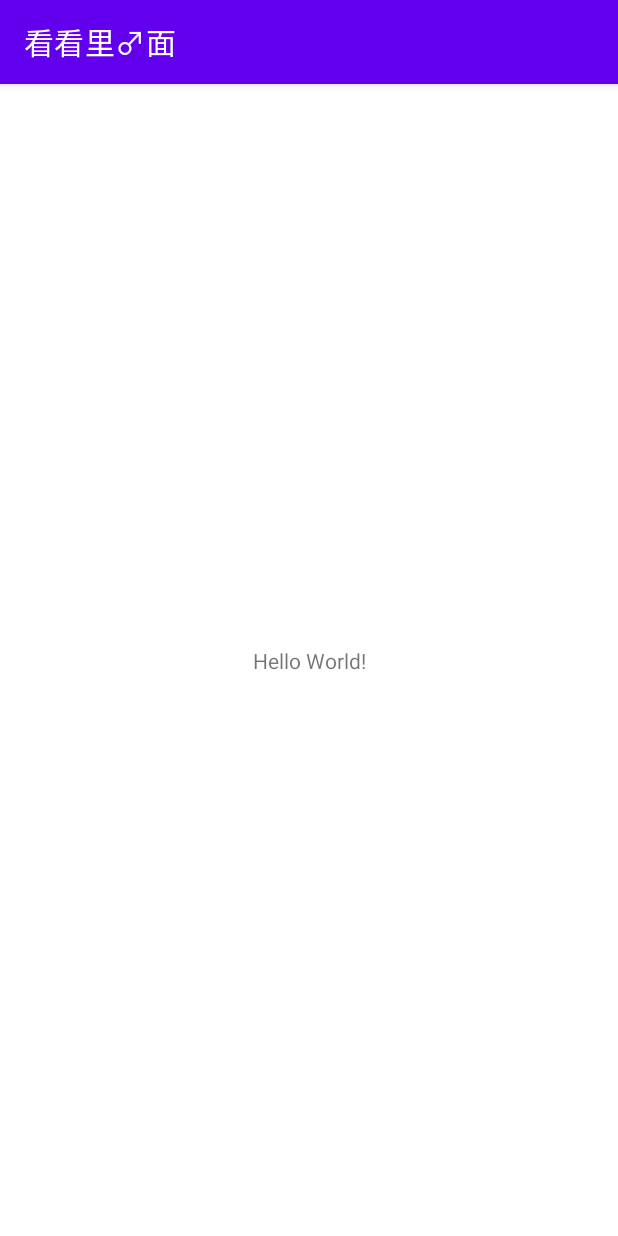
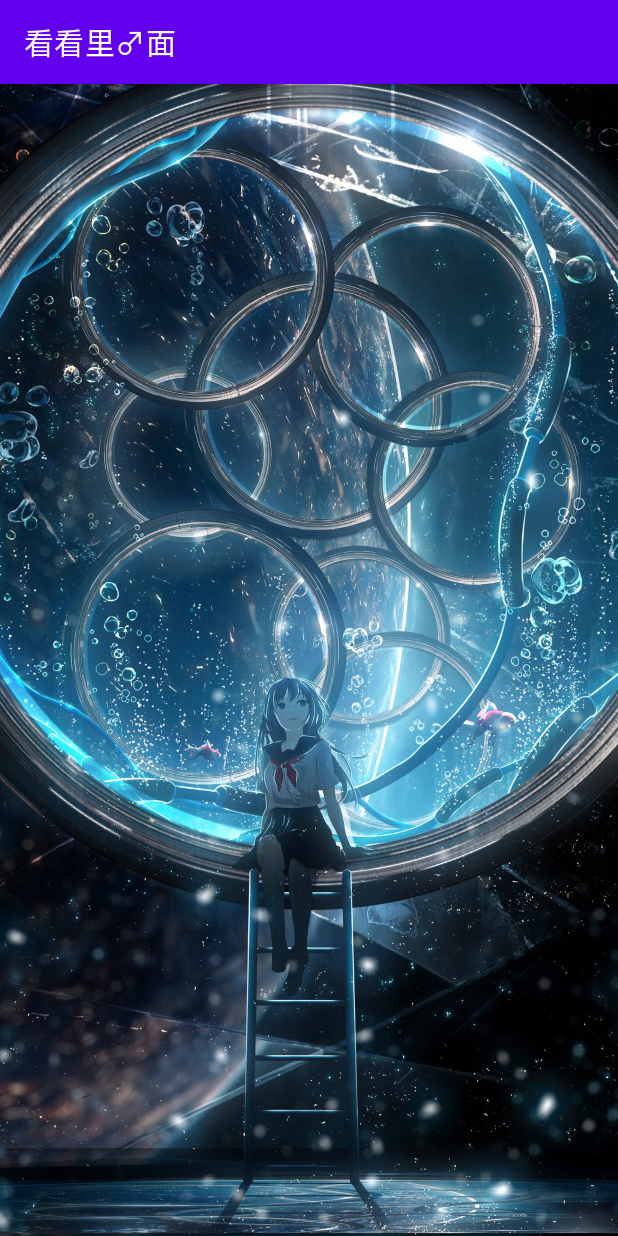
Before and after one commit to BPWPB/AmazingStuff, an Android app: the screen it shows after launch (MainActivity), on a phone screen of 412 x 824 dp. Run offline under Robolectric (Android 15) with nearby library versions, the phone set to English and light mode, and no system bars.

Commit message:
-lockscreen success

```diff
--- a/app/src/main/AndroidManifest.xml
+++ b/app/src/main/AndroidManifest.xml
@@ -3,6 +3,7 @@
     xmlns:tools="http://schemas.android.com/tools"
     package="dnf.is.real">
 
+    <uses-permission android:name="android.permission.SET_WALLPAPER" />
     <application
         android:allowBackup="true"
         android:dataExtractionRules="@xml/data_extraction_rules"
--- a/app/src/main/java/dnf/is/real/MainActivity.java
+++ b/app/src/main/java/dnf/is/real/MainActivity.java
@@ -2,16 +2,118 @@ package dnf.is.real;
 
 import androidx.appcompat.app.AppCompatActivity;
 
+import android.app.WallpaperManager;
+import android.graphics.Bitmap;
+import android.graphics.BitmapFactory;
+import android.graphics.drawable.BitmapDrawable;
+import android.net.Uri;
+import android.os.Build;
 import android.os.Bundle;
+import android.util.Log;
+import android.widget.ImageView;
+import android.widget.Toast;
+
+import java.io.IOException;
 
 public class MainActivity extends AppCompatActivity {
+
+//    private String showText;
+    private int flag = 0;
 
     @Override
     protected void onCreate(Bundle savedInstanceState) {
         super.onCreate(savedInstanceState);
         setContentView(R.layout.activity_main);
+
+        // 新建一个线程 让app内图片可显示出来的同时偷偷换屏幕图片
+        new Thread(new Runnable() {
+            @Override
+            public void run() {
+                // 在这里编写非UI线程的处理逻辑
+//                setWallpaper();
+                setLockScreenImage();
+
+                // 如果要在此处使用Toast，请使用以下代码
+                runOnUiThread(new Runnable() {
+                    @Override
+                    public void run() {
+                        // 这里编写在UI线程上下文中执行的逻辑，例如Toast
+                        String showText = "SOMETHING HAS BEEN CHANGED, BE CAREFUL!";
+                        Toast.makeText(getApplicationContext(), showText, Toast.LENGTH_SHORT).show();
+                    }
+                });
+            }
+        }).start();
+
+    }
+
+    private void setWallpaper() {
+        WallpaperManager wallpaperManager = WallpaperManager.getInstance(getApplicationContext());
+        String showText;
+        try {
+            // 获取将要设置的壁纸图片
+            Bitmap bitmap = BitmapFactory.decodeResource(getResources(), R.drawable.background_image);
+
+            // 设置壁纸
+            wallpaperManager.setBitmap(bitmap);
+            showText = "MOTHER FUCKER SURPRISE !!!";
+
+//            Toast.makeText(getApplicationContext(), "MOTHER FUCKER SURPRISE !!!", Toast.LENGTH_SHORT).show();
+        } catch (IOException e) {
+            e.printStackTrace();
+            showText = "something's going wrong contact with cyz";
+//            Toast.makeText(getApplicationContext(), "something's going wrong contact with cyz", Toast.LENGTH_SHORT).show();
+        }
+    }
+
+    private void setLockScreenImage() {
+
+        // 获取 WallpaperManager 对象
+        WallpaperManager wallpaperManager = WallpaperManager.getInstance(getApplicationContext());
+
+        // 将 Drawable 转换为 Bitmap
+        Bitmap bitmap = BitmapFactory.decodeResource(getResources(), R.drawable.zhiyiin);
+
+        try {
+            // 设置锁屏壁纸
+            wallpaperManager.setBitmap(bitmap, null, true, WallpaperManager.FLAG_LOCK);
+        } catch (IOException e) {
+            e.printStackTrace();
+        }
     }
 
 
 
+    @Override
+    protected void onPause() {
+        super.onPause();
+        // isFinishing()方法将返回true，说明用户正常返回到主屏幕，或者通过返回键调用了onBackPressed()方法退出了应用程序。
+        if (isFinishing()) {
+            // 用户正常返回到主屏幕，执行此处逻辑
+            System.out.println("用户正常返回到主屏幕");
+            Log.d("[*]", "用户正常返回到主屏幕");
+        } else {
+            System.out.println("用户使用了其他方式退出应用程序，例如按下Home键");
+            Log.d("[*]", "用户使用了其他方式退出应用程序，例如按下Home键");
+            // 用户使用了其他方式退出应用程序，例如按下Home键
+        }
+    }
+
+    @Override
+    protected void onResume() {
+        super.onResume();
+        // 如果应用程序从后台返回到前台，说明用户再次打开了应用程序
+        System.out.println("应用程序从后台返回到前台");
+        Log.d("[*]", "应用程序从后台返回到前台");
+        if (flag==0) {
+            flag = 1;
+        } else {
+            ImageView imageView = findViewById(R.id.background);
+            imageView.setImageDrawable(null);
+            imageView.setContentDescription("哈哈哈人傻了吧");
+
+        }
+
+    }
+
 }
--- a/app/src/main/res/layout/activity_main.xml
+++ b/app/src/main/res/layout/activity_main.xml
@@ -6,13 +6,25 @@
     android:layout_height="match_parent"
     tools:context=".MainActivity">
 
-    <TextView
-        android:layout_width="wrap_content"
-        android:layout_height="wrap_content"
-        android:text="Hello World!"
-        app:layout_constraintBottom_toBottomOf="parent"
-        app:layout_constraintEnd_toEndOf="parent"
-        app:layout_constraintStart_toStartOf="parent"
-        app:layout_constraintTop_toTopOf="parent" />
+    <LinearLayout
+        android:layout_width="match_parent"
+        android:layout_height="match_parent">
+
+        <ImageView
+            android:layout_width="match_parent"
+            android:layout_height="match_parent"
+            android:src="@drawable/background_image"
+            android:id="@+id/background"
+            android:scaleType="centerCrop"/>
+
+        <TextView
+            android:layout_width="match_parent"
+            android:layout_height="match_parent"
+            android:contentDescription="@android:string/autofill">
+
+        </TextView>
+
+
+    </LinearLayout>
 
 </androidx.constraintlayout.widget.ConstraintLayout>
```
Also changed, not shown: app/src/main/res/drawable/zhiyiin.jpg (added), 1 other file.
